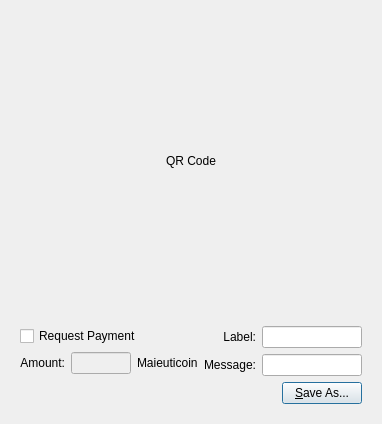
C2MMXIV/MMXIV, file src/qt/forms/qrcodedialog.ui: the form before one commit.
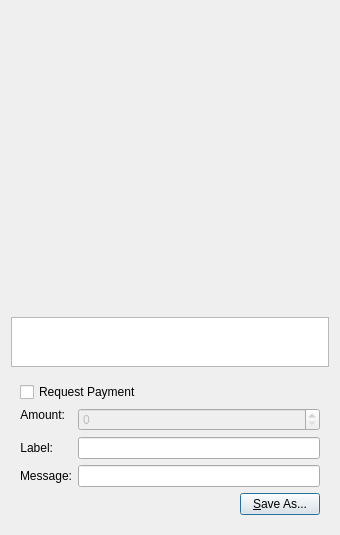
The form after the commit. Custom widgets are drawn as their Qt base class.

What changed in the file:
```diff
--- a/src/qt/forms/qrcodedialog.ui
+++ b/src/qt/forms/qrcodedialog.ui
@@ -6,8 +6,8 @@
    <rect>
     <x>0</x>
     <y>0</y>
-    <width>320</width>
-    <height>404</height>
+    <width>340</width>
+    <height>530</height>
    </rect>
   </property>
   <property name="windowTitle">
@@ -28,8 +28,8 @@
        <height>300</height>
       </size>
      </property>
-     <property name="text">
-      <string>QR Code</string>
+     <property name="textFormat">
+      <enum>Qt::PlainText</enum>
      </property>
      <property name="alignment">
       <set>Qt::AlignCenter</set>
@@ -39,14 +39,32 @@
      </property>
     </widget>
    </item>
+   <item>
+    <widget class="QPlainTextEdit" name="outUri">
+     <property name="sizePolicy">
+      <sizepolicy hsizetype="Expanding" vsizetype="Minimum">
+       <horstretch>0</horstretch>
+       <verstretch>0</verstretch>
+      </sizepolicy>
+     </property>
+     <property name="minimumSize">
+      <size>
+       <width>0</width>
+       <height>50</height>
+      </size>
+     </property>
+     <property name="tabChangesFocus">
+      <bool>true</bool>
+     </property>
+     <property name="textInteractionFlags">
+      <set>Qt::TextSelectableByKeyboard|Qt::TextSelectableByMouse</set>
+     </property>
+    </widget>
+   </item>
    <item>
     <widget class="QWidget" name="widget" native="true">
      <layout class="QVBoxLayout" name="verticalLayout_2">
       <item>
-       <layout class="QHBoxLayout" name="horizontalLayout_2">
-        <item>
-         <layout class="QVBoxLayout" name="verticalLayout">
-          <item>
            <widget class="QCheckBox" name="chkReqPayment">
             <property name="enabled">
              <bool>true</bool>
@@ -57,69 +75,18 @@
            </widget>
           </item>
           <item>
-           <layout class="QHBoxLayout" name="horizontalLayout">
-            <item>
-             <widget class="QLabel" name="lblAmount">
-              <property name="sizePolicy">
-               <sizepolicy hsizetype="Preferred" vsizetype="Maximum">
-                <horstretch>0</horstretch>
-                <verstretch>0</verstretch>
-               </sizepolicy>
-              </property>
-              <property name="text">
-               <string>Amount:</string>
-              </property>
-              <property name="alignment">
-               <set>Qt::AlignRight|Qt::AlignTrailing|Qt::AlignVCenter</set>
-              </property>
-              <property name="buddy">
-               <cstring>lnReqAmount</cstring>
-              </property>
-             </widget>
-            </item>
-            <item>
-             <widget class="QLineEdit" name="lnReqAmount">
-              <property name="enabled">
-               <bool>false</bool>
-              </property>
-              <property name="minimumSize">
-               <size>
-                <width>60</width>
-                <height>0</height>
-               </size>
-              </property>
-              <property name="alignment">
-               <set>Qt::AlignRight|Qt::AlignTrailing|Qt::AlignVCenter</set>
-              </property>
-             </widget>
-            </item>
-            <item>
-             <widget class="QLabel" name="lblBTC">
-              <property name="sizePolicy">
-               <sizepolicy hsizetype="Preferred" vsizetype="Maximum">
-                <horstretch>0</horstretch>
-                <verstretch>0</verstretch>
-               </sizepolicy>
-              </property>
-              <property name="text">
-               <string>Maieuticoin</string>
-              </property>
-              <property name="buddy">
-               <cstring>lnReqAmount</cstring>
-              </property>
-             </widget>
-            </item>
-           </layout>
-          </item>
-         </layout>
-        </item>
-        <item>
-         <layout class="QGridLayout" name="gridLayout">
-          <item row="0" column="0">
+       <layout class="QFormLayout" name="formLayout">
+        <property name="fieldGrowthPolicy">
+         <enum>QFormLayout::AllNonFixedFieldsGrow</enum>
+        </property>
+        <item row="1" column="0">
            <widget class="QLabel" name="lblLabel">
             <property name="text">
              <string>Label:</string>
             </property>
+          <property name="textFormat">
+           <enum>Qt::PlainText</enum>
+          </property>
             <property name="alignment">
              <set>Qt::AlignRight|Qt::AlignTrailing|Qt::AlignVCenter</set>
             </property>
@@ -128,21 +95,17 @@
             </property>
            </widget>
           </item>
-          <item row="0" column="1">
-           <widget class="QLineEdit" name="lnLabel">
-            <property name="minimumSize">
-             <size>
-              <width>100</width>
-              <height>0</height>
-             </size>
-            </property>
-           </widget>
-          </item>
-          <item row="1" column="0">
+        <item row="1" column="1">
+         <widget class="QLineEdit" name="lnLabel"/>
+        </item>
+        <item row="2" column="0">
            <widget class="QLabel" name="lblMessage">
             <property name="text">
              <string>Message:</string>
             </property>
+          <property name="textFormat">
+           <enum>Qt::PlainText</enum>
+          </property>
             <property name="alignment">
              <set>Qt::AlignRight|Qt::AlignTrailing|Qt::AlignVCenter</set>
             </property>
@@ -151,11 +114,39 @@
             </property>
            </widget>
           </item>
-          <item row="1" column="1">
-           <widget class="QLineEdit" name="lnMessage">
+        <item row="2" column="1">
+         <widget class="QLineEdit" name="lnMessage"/>
+        </item>
+        <item row="0" column="0">
+         <widget class="QLabel" name="lblAmount">
+          <property name="sizePolicy">
+           <sizepolicy hsizetype="Preferred" vsizetype="Maximum">
+            <horstretch>0</horstretch>
+            <verstretch>0</verstretch>
+           </sizepolicy>
+          </property>
+          <property name="text">
+           <string>Amount:</string>
+          </property>
+          <property name="textFormat">
+           <enum>Qt::PlainText</enum>
+          </property>
+          <property name="alignment">
+           <set>Qt::AlignRight|Qt::AlignTrailing|Qt::AlignVCenter</set>
+          </property>
+          <property name="buddy">
+           <cstring>lnReqAmount</cstring>
+          </property>
+         </widget>
+        </item>
+        <item row="0" column="1">
+         <widget class="BitcoinAmountField" name="lnReqAmount">
+          <property name="enabled">
+           <bool>false</bool>
+          </property>
             <property name="minimumSize">
              <size>
-              <width>100</width>
+            <width>80</width>
               <height>0</height>
              </size>
             </property>
@@ -163,10 +154,8 @@
           </item>
          </layout>
         </item>
-       </layout>
-      </item>
       <item>
-       <layout class="QHBoxLayout" name="horizontalLayout_3">
+       <layout class="QHBoxLayout" name="horizontalLayout">
         <item>
          <spacer name="horizontalSpacer">
           <property name="orientation">
@@ -194,6 +183,13 @@
    </item>
   </layout>
  </widget>
+ <customwidgets>
+  <customwidget>
+   <class>BitcoinAmountField</class>
+   <extends>QSpinBox</extends>
+   <header>bitcoinamountfield.h</header>
+  </customwidget>
+ </customwidgets>
  <resources/>
  <connections>
   <connection>
```
Left out of the diff: 2 changed lines with no effect on the pictures. Lines whose indentation alone changed are shown as unchanged.
